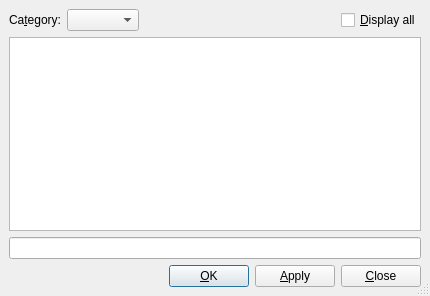
Above: src/frontends/qt4/ui/SymbolsUi.ui from cburschka/lyx before the change. Below: the same form after it.
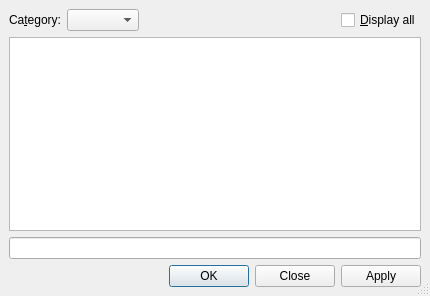
That is the form after the change.

Commit message: QDialogButtonBox for the remaining dialogs.

```diff
--- a/src/frontends/qt4/ui/SymbolsUi.ui
+++ b/src/frontends/qt4/ui/SymbolsUi.ui
@@ -15,67 +15,23 @@
   <property name="sizeGripEnabled" >
    <bool>true</bool>
   </property>
-  <layout class="QGridLayout" >
-   <property name="margin" >
-    <number>9</number>
-   </property>
-   <property name="spacing" >
-    <number>6</number>
-   </property>
-   <item row="3" column="0" >
-    <layout class="QHBoxLayout" >
-     <property name="margin" >
+  <layout class="QGridLayout" name="gridLayout">
+   <item row="0" column="0">
+    <layout class="QHBoxLayout">
+     <property name="spacing">
+      <number>6</number>
+     </property>
+     <property name="leftMargin">
       <number>0</number>
      </property>
-     <property name="spacing" >
-      <number>6</number>
+     <property name="topMargin">
+      <number>0</number>
      </property>
-     <item>
-      <spacer>
-       <property name="orientation" >
-        <enum>Qt::Horizontal</enum>
-       </property>
-       <property name="sizeHint" >
-        <size>
-         <width>221</width>
-         <height>20</height>
-        </size>
-       </property>
-      </spacer>
-     </item>
-     <item>
-      <widget class="QPushButton" name="okPB" >
-       <property name="text" >
-        <string>&amp;OK</string>
-       </property>
-      </widget>
-     </item>
-     <item>
-      <widget class="QPushButton" name="applyPB" >
-       <property name="toolTip" >
-        <string>Insert the delimiters</string>
-       </property>
-       <property name="text" >
-        <string>&amp;Apply</string>
-       </property>
-      </widget>
-     </item>
-     <item>
-      <widget class="QPushButton" name="closePB" >
-       <property name="text" >
-        <string>&amp;Close</string>
-       </property>
-      </widget>
-     </item>
-    </layout>
-   </item>
-   <item row="0" column="0" >
-    <layout class="QHBoxLayout" >
-     <property name="margin" >
+     <property name="rightMargin">
       <number>0</number>
      </property>
-     <property name="spacing" >
-      <number>6</number>
+     <property name="bottomMargin">
+      <number>0</number>
      </property>
      <item>
       <widget class="QLabel" name="categoryLA" >
@@ -99,10 +55,10 @@
      </item>
      <item>
       <spacer>
-       <property name="orientation" >
+       <property name="orientation">
         <enum>Qt::Horizontal</enum>
        </property>
-       <property name="sizeHint" >
+       <property name="sizeHint" stdset="0">
         <size>
          <width>191</width>
          <height>20</height>
@@ -148,13 +104,16 @@
      </property>
     </widget>
    </item>
+   <item row="3" column="0">
+    <widget class="QDialogButtonBox" name="buttonBox">
+     <property name="standardButtons">
+      <set>QDialogButtonBox::Apply|QDialogButtonBox::Close|QDialogButtonBox::Ok</set>
+     </property>
+    </widget>
+   </item>
   </layout>
  </widget>
- <layoutdefault spacing="6" margin="9" />
- <tabstops>
-  <tabstop>applyPB</tabstop>
-  <tabstop>closePB</tabstop>
- </tabstops>
+ <layoutdefault spacing="6" margin="9"/>
  <includes>
   <include location="local" >qt_i18n.h</include>
  </includes>
```
Left out of the diff: 49 changed lines with no effect on the pictures. The commit also changes 24 other files.
